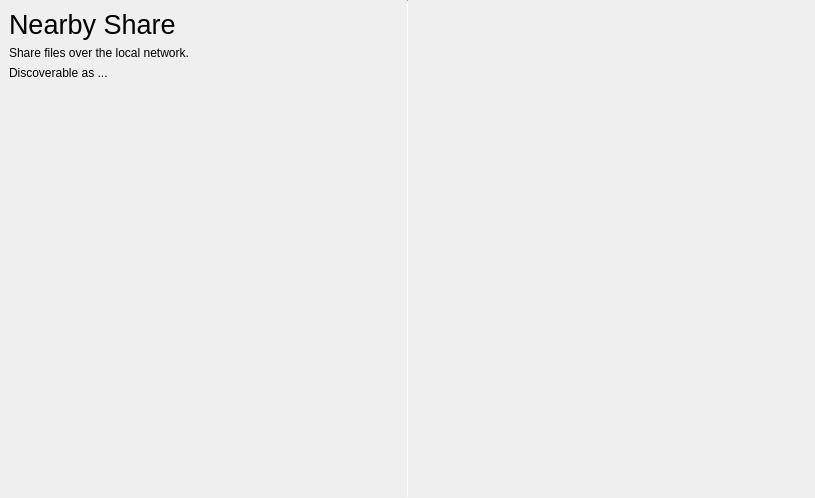
Qt form plugins/qnearbyshare/nearbysharewidget.ui (theCheeseboard/thefile) before a commit.
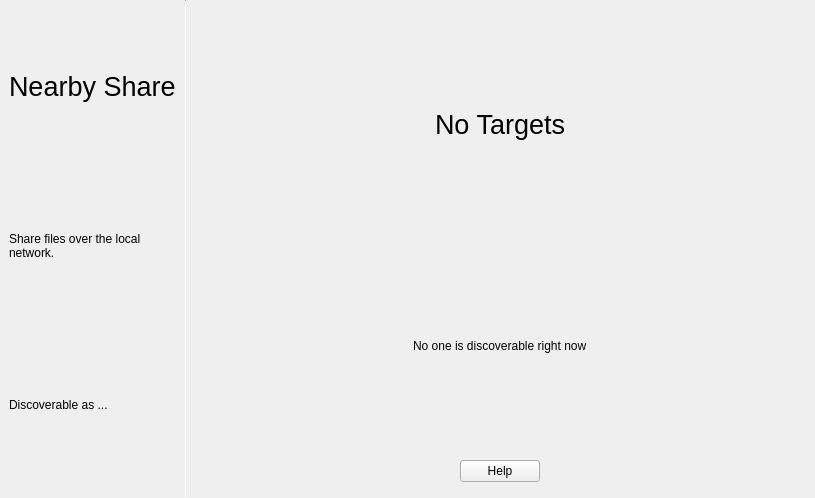
The same form after that commit. Icons and pictures are not drawn. Custom widgets are drawn as their Qt base class.

```diff
--- a/plugins/qnearbyshare/nearbysharewidget.ui
+++ b/plugins/qnearbyshare/nearbysharewidget.ui
@@ -69,12 +69,6 @@
         <property name="orientation">
          <enum>Qt::Vertical</enum>
         </property>
-        <property name="sizeHint" stdset="0">
-         <size>
-          <width>20</width>
-          <height>40</height>
-         </size>
-        </property>
        </spacer>
       </item>
      </layout>
@@ -94,7 +88,11 @@
     </widget>
    </item>
    <item>
-    <widget class="QWidget" name="widget_2" native="true">
+    <widget class="tStackedWidget" name="stackedWidget">
+     <property name="currentIndex">
+      <number>1</number>
+     </property>
+     <widget class="QWidget" name="targetsPage">
      <layout class="QVBoxLayout" name="verticalLayout">
       <property name="spacing">
        <number>0</number>
@@ -135,19 +133,72 @@
         <property name="orientation">
          <enum>Qt::Vertical</enum>
         </property>
-        <property name="sizeHint" stdset="0">
-         <size>
-          <width>20</width>
-          <height>40</height>
-         </size>
+        </spacer>
+       </item>
+      </layout>
+     </widget>
+     <widget class="QWidget" name="noTargetsPage">
+      <layout class="QVBoxLayout" name="verticalLayout_2">
+       <item>
+        <spacer name="verticalSpacer_4">
+         <property name="orientation">
+          <enum>Qt::Vertical</enum>
         </property>
        </spacer>
       </item>
-     </layout>
-    </widget>
+       <item alignment="Qt::AlignHCenter">
+        <widget class="QLabel" name="label_3">
+         <property name="font">
+          <font>
+           <pointsize>20</pointsize>
+          </font>
+         </property>
+         <property name="text">
+          <string>No Targets</string>
+         </property>
+        </widget>
+       </item>
+       <item alignment="Qt::AlignHCenter">
+        <widget class="QLabel" name="label_4">
+         <property name="text">
+          <string>No one is discoverable right now</string>
+         </property>
+        </widget>
+       </item>
+       <item alignment="Qt::AlignHCenter">
+        <widget class="QPushButton" name="helpButton">
+         <property name="text">
+          <string>Help</string>
+         </property>
+         <property name="icon">
+          <iconset theme="help-contents"/>
+         </property>
+        </widget>
+       </item>
+       <item>
+        <spacer name="verticalSpacer_3">
+         <property name="orientation">
+          <enum>Qt::Vertical</enum>
+         </property>
+        </spacer>
+       </item>
+      </layout>
+     </widget>
+    </widget>
    </item>
   </layout>
  </widget>
+ <customwidgets>
+  <customwidget>
+   <class>tStackedWidget</class>
+   <extends>QStackedWidget</extends>
+   <header location="global">tstackedwidget.h</header>
+   <container>1</container>
+   <slots>
+    <signal>switchingFrame(int)</signal>
+   </slots>
+  </customwidget>
+ </customwidgets>
  <resources/>
  <connections/>
 </ui>
```
Lines whose indentation alone changed are shown as unchanged.
